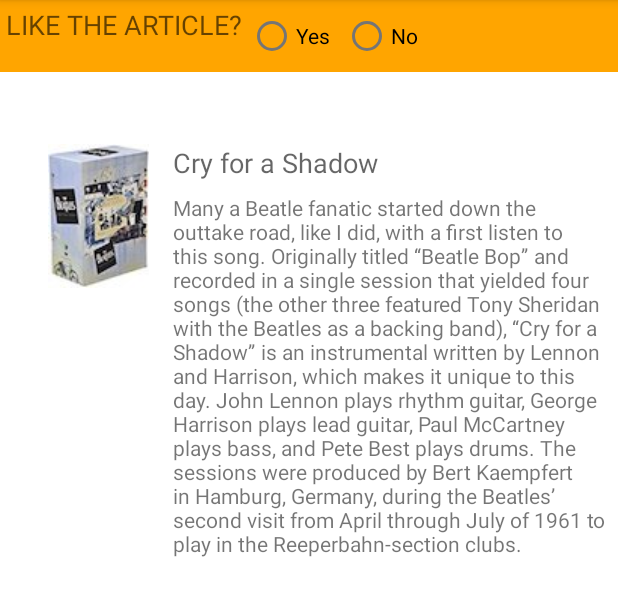
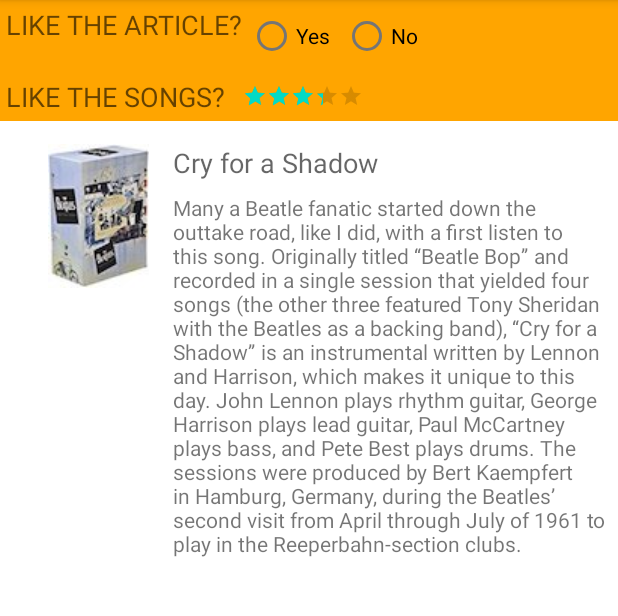
Before and after one commit to SamX007/Fragments, an Android app: the screen it shows after launch (MainActivity), on a phone screen of 412 x 824 dp, the part 84-700 px from its top. Run offline under Robolectric (Android 15) with nearby library versions, the phone set to English and light mode, and no system bars.

```diff
--- a/app/src/main/java/com/example/fragments/MainActivity.java
+++ b/app/src/main/java/com/example/fragments/MainActivity.java
@@ -1,4 +1,3 @@
-
 package com.example.fragments;
 
 import android.os.Bundle;
--- a/app/src/main/java/com/example/fragments/SimpleFragment.java
+++ b/app/src/main/java/com/example/fragments/SimpleFragment.java
@@ -8,7 +8,9 @@ import android.view.LayoutInflater;
 import android.view.View;
 import android.view.ViewGroup;
 import android.widget.RadioGroup;
+import android.widget.RatingBar;
 import android.widget.TextView;
+import android.widget.Toast;
 
 public class SimpleFragment extends Fragment {
     private static final int YES = 0;
@@ -24,8 +26,8 @@ public class SimpleFragment extends Fragment {
         // Inflate the layout for this fragment
         final View rootView = inflater.inflate(R.layout.fragment_simple, container, false);
         final RadioGroup radioGroup = rootView.findViewById(R.id.radio_group);
-        radioGroup.setOnCheckedChangeListener(new
-                                                      RadioGroup.OnCheckedChangeListener() {
+        final RatingBar ratingBar = rootView.findViewById(R.id.ratingBar);
+        radioGroup.setOnCheckedChangeListener(new RadioGroup.OnCheckedChangeListener() {
             @Override
             public void onCheckedChanged(RadioGroup group, int checkedId) {
                 View radioButton = radioGroup.findViewById(checkedId);
@@ -45,6 +47,18 @@ public class SimpleFragment extends Fragment {
                 }
             }
         });
+        ratingBar.setOnRatingBarChangeListener(new RatingBar.OnRatingBarChangeListener() {
+            @Override
+            public void onRatingChanged(RatingBar ratingBar,
+                                        float rating, boolean fromUser) {
+                // Get rating and show Toast with rating.
+                String myRating = (getString(R.string.my_rating) +
+                        String.valueOf(ratingBar.getRating()));
+                Toast.makeText(getContext(), myRating,
+                        Toast.LENGTH_SHORT).show();
+            }
+        });
+
         return rootView;
     }
 }
--- a/app/src/main/res/layout/fragment_simple.xml
+++ b/app/src/main/res/layout/fragment_simple.xml
@@ -4,18 +4,22 @@
     android:layout_width="match_parent"
     android:layout_height="wrap_content"
     android:background="@color/my_fragment_color"
-    android:orientation="horizontal"
+    android:orientation="vertical"
     tools:context=".SimpleFragment">
 
-    <!-- TODO: Update blank fragment layout -->
+    <LinearLayout
+        android:layout_width="match_parent"
+        android:layout_height="wrap_content"
+        android:orientation="horizontal">
+
         <TextView
             android:id="@+id/fragment_header"
             android:layout_width="wrap_content"
             android:layout_height="wrap_content"
+            android:padding="@dimen/small_padding"
             android:text="@string/question_article"
-        android:textAppearance="@style/Base.TextAppearance.AppCompat.Medium"
-        android:padding="4dp"
-        />
+            android:textAppearance="@style/Base.TextAppearance.AppCompat.Medium"/>
+
         <RadioGroup
             android:id="@+id/radio_group"
             android:layout_width="wrap_content"
@@ -26,15 +30,43 @@
                 android:id="@+id/radio_button_yes"
                 android:layout_width="wrap_content"
                 android:layout_height="wrap_content"
-            android:layout_marginRight="8dp"
-            android:text="@string/yes" />
+                android:layout_marginRight="@dimen/standard_margin"
+                android:text="@string/yes"
+                android:layout_marginEnd="@dimen/standard_margin" />
 
             <RadioButton
                 android:id="@+id/radio_button_no"
                 android:layout_width="wrap_content"
                 android:layout_height="wrap_content"
-            android:layout_marginRight="8dp"
-            android:text="@string/no" />
+                android:layout_marginRight="@dimen/standard_margin"
+                android:text="@string/no"
+                android:layout_marginEnd="@dimen/standard_margin" />
         </RadioGroup>
 
     </LinearLayout>
+
+    <LinearLayout
+        android:layout_width="match_parent"
+        android:layout_height="wrap_content"
+        android:orientation="horizontal">
+
+        <TextView
+            android:id="@+id/fragment_header2"
+            android:layout_width="wrap_content"
+            android:layout_height="wrap_content"
+            android:padding="@dimen/small_padding"
+            android:text="@string/Question_Song"
+            android:textAppearance="@style/Base.TextAppearance.AppCompat.Medium"/>
+
+        <RatingBar
+            android:id="@+id/ratingBar"
+            style="@android:style/Widget.DeviceDefault.RatingBar.Small"
+            android:layout_width="wrap_content"
+            android:layout_height="wrap_content"
+            android:numStars="6"
+            android:isIndicator="false"
+            android:padding="@dimen/padding_standard"
+            android:rating="3.5"
+            android:stepSize="0.5"/>
+    </LinearLayout>
+</LinearLayout>
--- a/app/src/main/res/values/strings.xml
+++ b/app/src/main/res/values/strings.xml
@@ -24,5 +24,7 @@
     <string name="exception_message">must implement OnFragmentInteractionListener</string>
     <!-- TODO: Remove or change this placeholder text -->
     <string name="hello_blank_fragment">Hello blank fragment</string>
+    <string name="Question_Song">LIKE THE SONGS?</string>
+    <string name="my_rating">My Rating:</string>
 
 </resources>
```
Also changed, not shown: app/src/main/res/drawable/coding.gif (added), app/src/main/res/drawable/task1.gif (deleted), app/src/main/res/layout/activity_main.xml (line endings or trailing spaces), 1 other file. Lines whose indentation alone changed are shown as unchanged.
